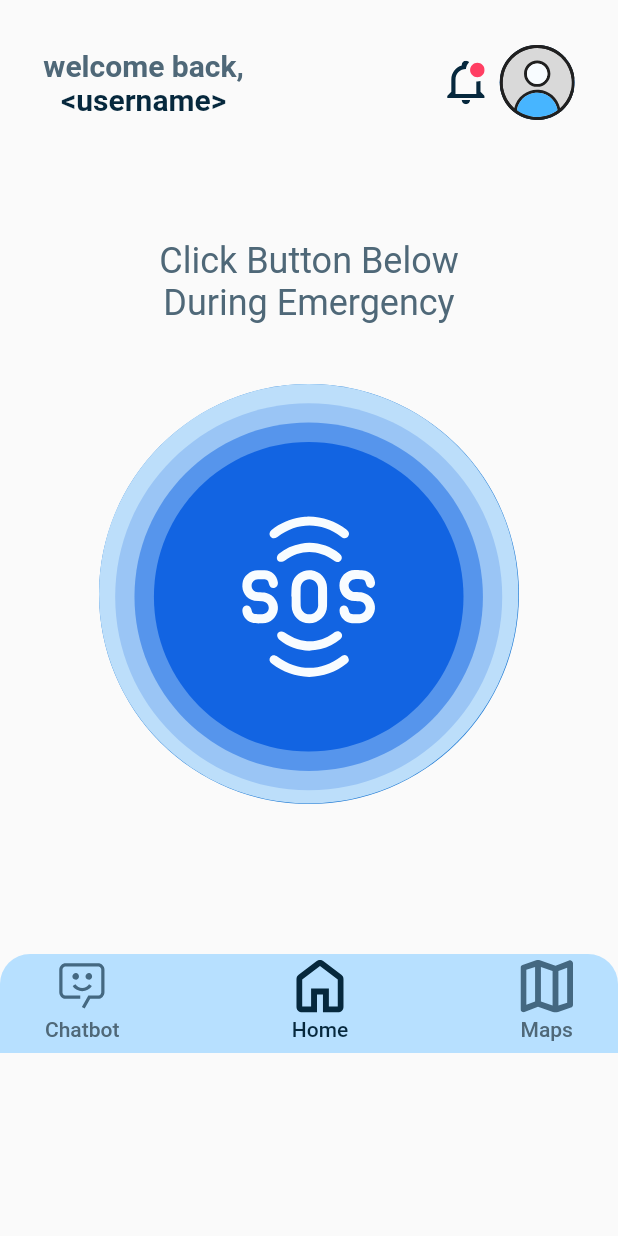
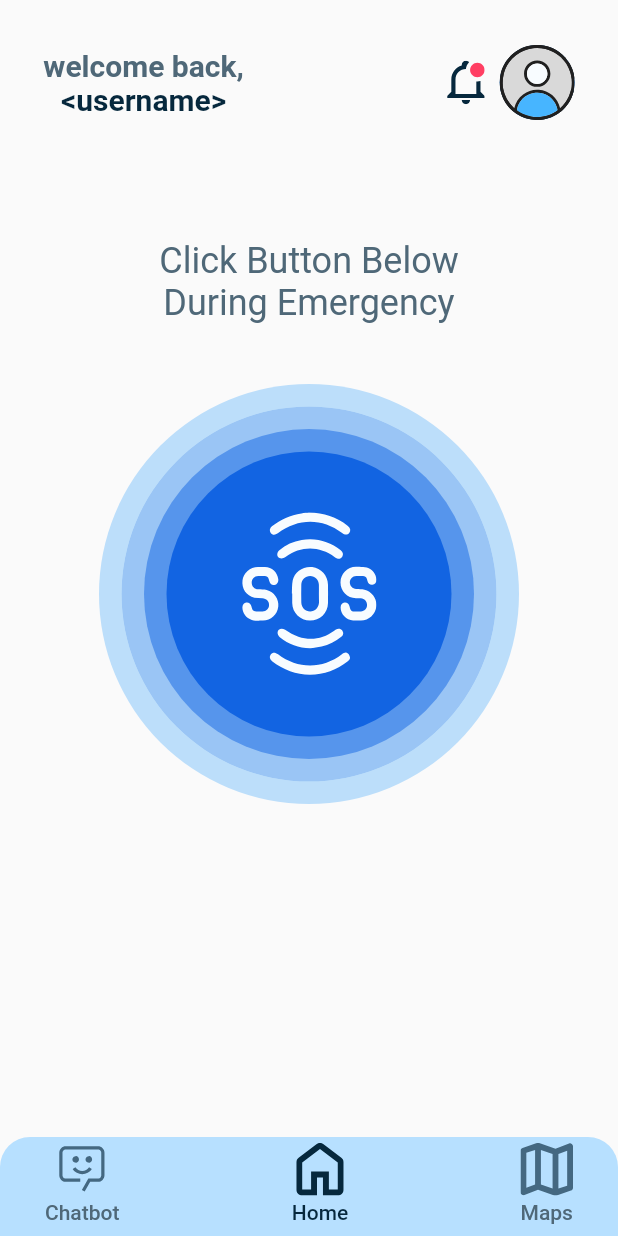
Before and after one commit to peternadykamal/code-blue, a Flutter app: the sosPage screen opened directly, on a phone screen of 412 x 824 dp. Run offline on Flutter 3.47's test engine with Material 2 defaults, Android fonts, the phone set to English and light mode, and no system bars; our stand-ins replace easy_localization, firebase_auth, firebase_core, firebase_database, firebase_messaging, firebase_storage and 5 more; missing offline and left inert: dart:ffi; accounts and stored records are empty; project files that could hold a hidden picture were left out.

Commit message:
changing the implementation of sos button

```diff
--- a/lib/sos.dart
+++ b/lib/sos.dart
@@ -2,7 +2,7 @@ import 'package:easy_localization/easy_localization.dart';
 import 'package:flutter/material.dart';
 import 'package:flutter/src/widgets/framework.dart';
 import 'package:flutter/src/widgets/placeholder.dart';
-import 'package:flutter_svg/svg.dart' ;
+import 'package:flutter_svg/svg.dart';
 import 'package:gradproject/profile1.dart';
 import 'package:gradproject/style.dart';
 import 'package:gradproject/translations/locale_keys.g.dart';
@@ -14,144 +14,189 @@ class sosPage extends StatefulWidget {
   State<sosPage> createState() => _sosPageState();
 }
 
-class _sosPageState extends State<sosPage>  {
-
-bool notification=true;
+class _sosPageState extends State<sosPage> {
+  bool notification = true;
 
   @override
   Widget build(BuildContext context) {
-
-
-
-    return
-          SafeArea(
+    return SafeArea(
       child: Scaffold(
-              body:  Column(
+        body: Column(children: [
+          SizedBox(height: 30),
+          Row(
+            mainAxisAlignment: MainAxisAlignment.spaceAround,
             children: [
-
-              SizedBox(height: 30),
-              Row( mainAxisAlignment: MainAxisAlignment.spaceAround,
+              Column(
                 children: [
-                  Column(children: [
-                    Text(LocaleKeys.welcomeback.tr(),style: TextStyle(color: Mycolors.notpressed,fontSize: 20,fontWeight: FontWeight.bold)),
-                    Text(LocaleKeys.username.tr(),style: TextStyle(color: Mycolors.textcolor,fontSize: 20,fontWeight: FontWeight.w700)),
-                  ],),
+                  Text(LocaleKeys.welcomeback.tr(),
+                      style: TextStyle(
+                          color: Mycolors.notpressed,
+                          fontSize: 20,
+                          fontWeight: FontWeight.bold)),
+                  Text(LocaleKeys.username.tr(),
+                      style: TextStyle(
+                          color: Mycolors.textcolor,
+                          fontSize: 20,
+                          fontWeight: FontWeight.w700)),
+                ],
+              ),
               SizedBox(width: 20),
-
               Row(
                 mainAxisAlignment: MainAxisAlignment.spaceEvenly,
                 children: [
-                      SvgPicture.asset(
-                       notification==true ? ("assets/images/notification.svg"):("assets/images/no notification.svg")
-                      ),
+                  SvgPicture.asset(notification == true
+                      ? ("assets/images/notification.svg")
+                      : ("assets/images/no notification.svg")),
                   SizedBox(width: 10),
-                      CircleAvatar(radius: 25,
+                  CircleAvatar(
+                    radius: 25,
                     child: InkWell(
-                        onTap: (){
-                          Navigator.pushReplacement(context, MaterialPageRoute(builder: ((context) => profileone())));
+                        onTap: () {
+                          Navigator.pushReplacement(
+                              context,
+                              MaterialPageRoute(
+                                  builder: ((context) => profileone())));
                         },
-                        child: SvgPicture.asset("assets/images/default profile picture.svg")),
+                        child: SvgPicture.asset(
+                            "assets/images/default profile picture.svg")),
                   ),
                 ],
               ),
-
-
-
-
-
-
             ],
           ),
           SizedBox(height: 80),
-          Center(child: Text(LocaleKeys.clickbuttonbelow.tr(),style: TextStyle(color: Mycolors.notpressed,fontSize: 24,fontWeight: FontWeight.normal))),
-          Text(LocaleKeys.duringemerg.tr(),style: TextStyle(color: Mycolors.notpressed,fontSize: 24,fontWeight: FontWeight.normal)),
+          Center(
+              child: Text(LocaleKeys.clickbuttonbelow.tr(),
+                  style: TextStyle(
+                      color: Mycolors.notpressed,
+                      fontSize: 24,
+                      fontWeight: FontWeight.normal))),
+          Text(LocaleKeys.duringemerg.tr(),
+              style: TextStyle(
+                  color: Mycolors.notpressed,
+                  fontSize: 24,
+                  fontWeight: FontWeight.normal)),
           SizedBox(height: 40),
-          InkWell(
-            onTap: (){},
-            child:   CircleAvatar(
-
-              radius: 140,
-
-            child: Stack(children:[SvgPicture.asset("assets/images/sos button.svg")]),),
-
-
-
+          RawMaterialButton(
+            onPressed: () {},
+            elevation: 0.0,
+            highlightElevation: 3.0,
+            fillColor: Color(0xFFBCDEFA),
+            highlightColor: Color(0xFF9AC5F5),
+            padding: EdgeInsets.all(15.0),
+            shape: CircleBorder(),
+            child: Center(
+              child: ClipOval(
+                child: Stack(
+                  alignment: Alignment.center,
+                  children: [
+                    CircleAvatar(
+                      radius: 125,
+                      backgroundColor: Color(0xFF9AC5F5),
                     ),
-          SizedBox(height: 100),
-          Container(width: double.infinity,
-          height:66,
-          decoration: BoxDecoration(borderRadius: BorderRadius.only(topLeft: Radius.circular(20),topRight: Radius.circular(20)),          color: Mycolors.splashback,),
-
-
+                    CircleAvatar(
+                      radius: 110,
+                      backgroundColor: Color(0xFF5695EC),
+                    ),
+                    CircleAvatar(
+                      radius: 95,
+                      backgroundColor: Color(0xFF1264E2),
+                    ),
+                    SvgPicture.asset("assets/images/sos icon.svg")
+                  ],
+                ),
+              ),
+            ),
+          ),
+          Spacer(),
+          Container(
+            width: double.infinity,
+            height: 66,
+            decoration: BoxDecoration(
+              borderRadius: BorderRadius.only(
+                  topLeft: Radius.circular(20), topRight: Radius.circular(20)),
+              color: Mycolors.splashback,
+            ),
             child: Row(
               mainAxisAlignment: MainAxisAlignment.spaceBetween,
               children: [
                 InkWell(
-                  onTap: (){},
+                  onTap: () {},
                   child: Column(
                     children: [
                       SizedBox(height: 4),
-                      Stack(children: [
-
+                      Stack(
+                        children: [
                           Container(
                               margin: EdgeInsets.only(left: 30),
-                        height:35 ,
+                              height: 35,
                               width: 35,
-
-                        child: SvgPicture.asset("assets/images/carbon_chat-bot.svg"))],),
+                              child: SvgPicture.asset(
+                                  "assets/images/carbon_chat-bot.svg"))
+                        ],
+                      ),
                       SizedBox(height: 3),
                       Container(
                           margin: EdgeInsets.only(left: 30),
-                        child: Text("Chatbot",style: TextStyle(color: Mycolors.notpressed,fontWeight: FontWeight.w500))),
+                          child: Text("Chatbot",
+                              style: TextStyle(
+                                  color: Mycolors.notpressed,
+                                  fontWeight: FontWeight.w500))),
                     ],
                   ),
                 ),
                 InkWell(
-                    onTap: (){},
+                  onTap: () {},
                   child: Column(
                     children: [
                       SizedBox(height: 4),
-                      Stack(children: [Container(
-                        height:35 ,
+                      Stack(
+                        children: [
+                          Container(
+                              height: 35,
                               width: 35,
-
-                        child: SvgPicture.asset("assets/images/Vector (1).svg"))],),
-                      SizedBox(height: 3),
-                      Text("Home",style: TextStyle(color: Mycolors.textcolor,fontWeight: FontWeight.w500)),
-
+                              child: SvgPicture.asset(
+                                  "assets/images/Vector (1).svg"))
                         ],
                       ),
-                  ),InkWell(
-                  onTap: (){},
+                      SizedBox(height: 3),
+                      Text("Home",
+                          style: TextStyle(
+                              color: Mycolors.textcolor,
+                              fontWeight: FontWeight.w500)),
+                    ],
+                  ),
+                ),
+                InkWell(
+                  onTap: () {},
                   child: Column(
                     children: [
                       SizedBox(height: 4),
-                      Stack(children: [Container(
+                      Stack(
+                        children: [
+                          Container(
                               margin: EdgeInsets.only(right: 30),
-                        height:35 ,
+                              height: 35,
                               width: 35,
-
-                        child: SvgPicture.asset("assets/images/Vector.svg"))],),
+                              child:
+                                  SvgPicture.asset("assets/images/Vector.svg"))
+                        ],
+                      ),
                       SizedBox(height: 3),
                       Container(
                           margin: EdgeInsets.only(right: 30),
-                        child: Text("Maps",style: TextStyle(color: Mycolors.notpressed,fontWeight: FontWeight.w500))),
+                          child: Text("Maps",
+                              style: TextStyle(
+                                  color: Mycolors.notpressed,
+                                  fontWeight: FontWeight.w500))),
                     ],
                   ),
                 )
               ],
-
             ),
-          ) ]),),
-
-
-
-
-
-
-
+          )
+        ]),
+      ),
     );
-
-
   }
 }
```
Also changed, not shown: assets/images/sos icon.svg (added). Lines whose indentation alone changed are shown as unchanged.
